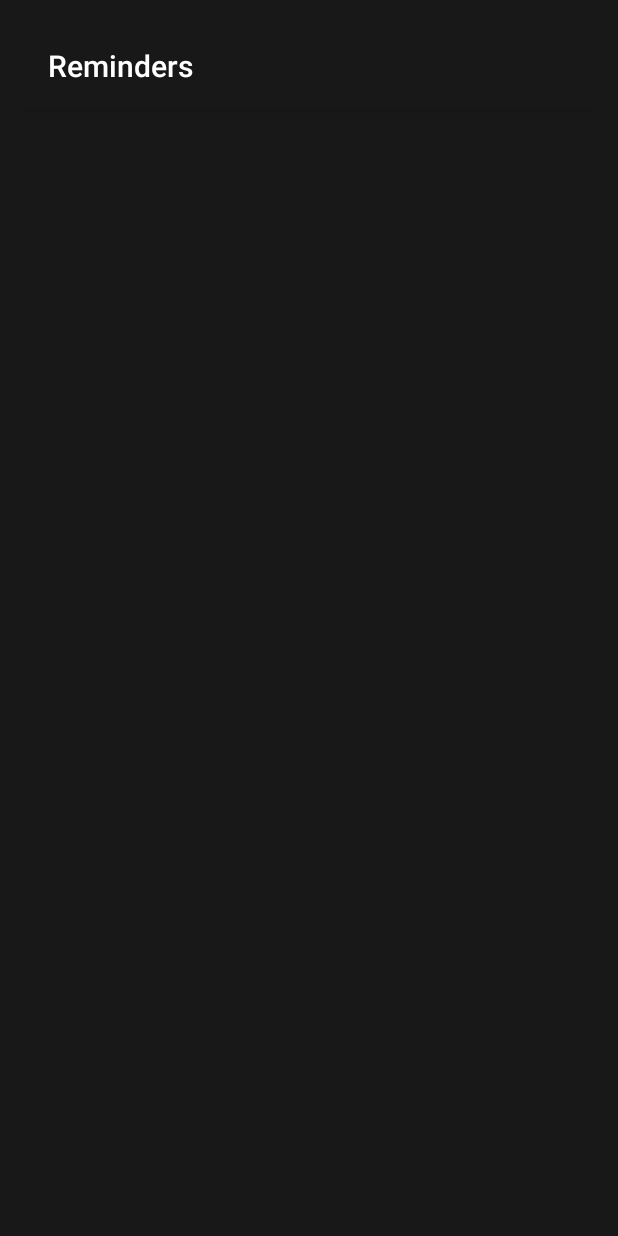
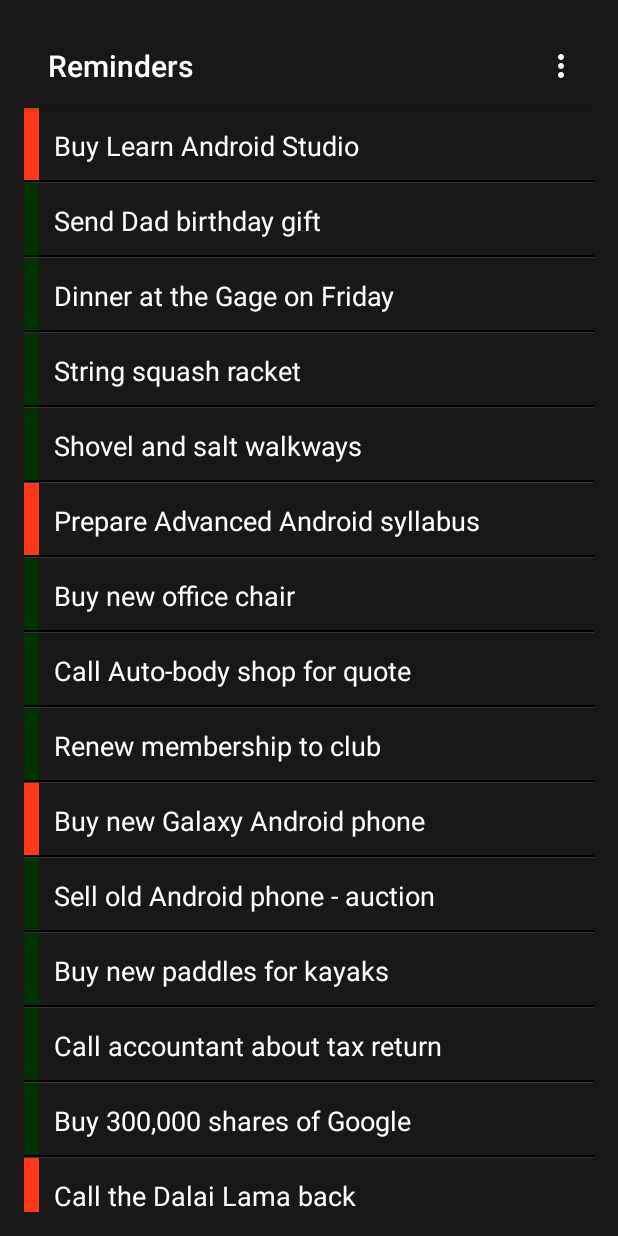
Before and after one commit to ywq1/Reminders1, an Android app: the screen it shows after launch (RemindersActivity), on a phone screen of 412 x 824 dp. Before the commit the screen is almost empty. Run offline under Robolectric (Android 15) with nearby library versions, the phone set to English and light mode, and no system bars.

Commit message:
Adds Contextual Action Mode with context action menu

```diff
--- a/app/build.gradle
+++ b/app/build.gradle
@@ -6,7 +6,7 @@ android {
 
     defaultConfig {
         applicationId "com.apress.gerber.reminders1"
-        minSdkVersion 8
+        minSdkVersion 11
         targetSdkVersion 23
         versionCode 1
         versionName "1.0"
--- a/app/src/main/java/com/apress/gerber/reminders1/RemindersActivity.java
+++ b/app/src/main/java/com/apress/gerber/reminders1/RemindersActivity.java
@@ -1,15 +1,24 @@
 package com.apress.gerber.reminders1;
 
+import android.annotation.TargetApi;
+import android.app.Dialog;
 import android.database.Cursor;
+import android.os.Build;
 import android.os.Bundle;
 import android.support.v7.app.ActionBarActivity;
-import android.support.v7.app.AppCompatActivity;
+import android.support.v7.app.AlertDialog;
 import android.support.v7.widget.Toolbar;
 import android.util.Log;
+import android.view.ActionMode;
 import android.view.Menu;
+import android.view.MenuInflater;
 import android.view.MenuItem;
+import android.view.View;
+import android.widget.AbsListView;
+import android.widget.AdapterView;
 import android.widget.ArrayAdapter;
 import android.widget.ListView;
+import android.widget.Toast;
 
 public class RemindersActivity extends ActionBarActivity {
     private ListView mListView;
@@ -17,19 +26,23 @@ public class RemindersActivity extends ActionBarActivity {
     private RemindersSimpleCursorAdapter mCursorAdapter;
 
     @Override
+    @TargetApi(Build.VERSION_CODES.HONEYCOMB)
     protected void onCreate(Bundle savedInstanceState) {
         super.onCreate(savedInstanceState);
         setContentView(R.layout.activity_reminders);
         Toolbar toolbar = (Toolbar) findViewById(R.id.toolbar);//溢出菜单
         setSupportActionBar(toolbar);
         mListView = (ListView) findViewById(R.id.reminders_list_view);
-
         mListView.setDivider(null);
         mDbAdapter = new RemindersDbAdapter(this);
         mDbAdapter.open();
-
+        if (savedInstanceState == null) {
+            //Clear all data
+            mDbAdapter.deleteAllReminders();
+            //Add some data
+            insertSomeReminders();
+        }
         Cursor cursor = mDbAdapter.fetchAllReminders();
-
         //from columns defined in the db
         String[] from = new String[]{RemindersDbAdapter.COL_CONTENT};
         //to the ids of views in the layout
@@ -50,11 +63,96 @@ public class RemindersActivity extends ActionBarActivity {
         //the cursorAdapter (controller) is now updating the listView (view)
         //with data from the db (model)
         mListView.setAdapter(mCursorAdapter);
+
+        //when we click an individual item in the listview
+        mListView.setOnItemClickListener(new AdapterView.OnItemClickListener() { //监听器
+            @Override
+            public void onItemClick(AdapterView<?> parent, View view, final int masterListPosition, long id) {
+                AlertDialog.Builder builder = new AlertDialog.Builder(RemindersActivity.this);
+                ListView modeListView = new ListView(RemindersActivity.this);
+                String[] modes = new String[] { "Edit Reminder", "Delete Reminder" };
+                ArrayAdapter<String> modeAdapter = new ArrayAdapter<>(RemindersActivity.this,
+                        android.R.layout.simple_list_item_1, android.R.id.text1, modes);
+                modeListView.setAdapter(modeAdapter);
+                builder.setView(modeListView);
+                final Dialog dialog = builder.create();
+                dialog.show();
+                modeListView.setOnItemClickListener(new AdapterView.OnItemClickListener() {
+                    @Override
+                    public void onItemClick(AdapterView<?> parent, View view, int position, long id) {
+                        //edit reminder
+                        if (position == 0) {
+                            Toast.makeText(RemindersActivity.this, "edit "
+                            + masterListPosition, Toast.LENGTH_SHORT).show();
+                            //delete reminder
                         }
-    //Abbrevisted for brevity
+                        else {
+                            Toast.makeText(RemindersActivity.this, "delete "
+                            +masterListPosition, Toast.LENGTH_SHORT).show();
                         }
-    /****************
+                        dialog.dismiss();
+                    }
+                });
+            }
+        });
+        if (Build.VERSION.SDK_INT >= Build.VERSION_CODES.HONEYCOMB) {
+            mListView.setChoiceMode(ListView.CHOICE_MODE_MULTIPLE_MODAL);
+            mListView.setMultiChoiceModeListener(new AbsListView.MultiChoiceModeListener() {
+                @Override
+                public void onItemCheckedStateChanged(ActionMode mode, int position, long id, boolean checked) { }
+                @Override
+                public boolean onCreateActionMode(ActionMode mode, Menu menu) {
+                    MenuInflater inflater = mode.getMenuInflater();
+                    inflater.inflate(R.menu.cam_menu, menu);
+                    return true;
+                }
+                @Override
+                public boolean onPrepareActionMode(ActionMode mode, Menu menu) {
+                    return false;
+                }
+                @Override
+                public boolean onActionItemClicked(ActionMode mode, MenuItem item) {
+                    switch(item.getItemId()) {
+                        case R.id.menu_item_delete_reminder:
+                            for (int nC = mCursorAdapter.getCount() - 1; nC >= 0; nC--) {
+                                if (mListView.isItemChecked(nC)) {
+                                    mDbAdapter.deleteReminderById(getIdFromPosition(nC));
+                                }
+                            }
+                            mode.finish();
+                            mCursorAdapter.changeCursor(mDbAdapter.fetchAllReminders());
+                            return true;
+                    }
+                    return false;
+                }
+                @Override
+                public void onDestroyActionMode(ActionMode mode) {}
+            });
+        }
+    }
 
+    private int getIdFromPosition(int nC) {
+        return (int)mCursorAdapter.getItemId(nC);
+    }
+
+    private void insertSomeReminders() {
+        mDbAdapter.createReminder("Buy Learn Android Studio", true);
+        mDbAdapter.createReminder("Send Dad birthday gift", false);
+        mDbAdapter.createReminder("Dinner at the Gage on Friday", false);
+        mDbAdapter.createReminder("String squash racket", false);
+        mDbAdapter.createReminder("Shovel and salt walkways", false);
+        mDbAdapter.createReminder("Prepare Advanced Android syllabus", true);
+        mDbAdapter.createReminder("Buy new office chair", false);
+        mDbAdapter.createReminder("Call Auto-body shop for quote", false);
+        mDbAdapter.createReminder("Renew membership to club", false);
+        mDbAdapter.createReminder("Buy new Galaxy Android phone", true);
+        mDbAdapter.createReminder("Sell old Android phone - auction", false);
+        mDbAdapter.createReminder("Buy new paddles for kayaks", false);
+        mDbAdapter.createReminder("Call accountant about tax return", false);
+        mDbAdapter.createReminder("Buy 300,000 shares of Google", false);
+        mDbAdapter.createReminder("Call the Dalai Lama back", true);
+    }
+/*
     // The arrayAdatper is the controller in our
     // moder-view-contorller relationship. (controller)
     ArrayAdapter<String> arrayAdapter = new ArrayAdapter<String>(
@@ -67,22 +165,21 @@ public class RemindersActivity extends ActionBarActivity {
             //data (model) with bogus data to text our listview
             new String[]{"first record", "second record", "third record"});
     mListView.setAdapter(arrayAdapter);
-    }
         //Remainder of the class listing omitted for brevity
-
+        */
         @Override
-    public boolean onCreateOptionsMenu(Menu menu) {
+        public boolean onCreateOptionsMenu (Menu menu){
             // Inflate the menu; this adds items to the action bar if it is present.
             getMenuInflater().inflate(R.menu.menu_reminders, menu);
             return true;
         }
 
         @Override
-    public boolean onOptionsItemSelected(MenuItem item) {
-        switch(item.getItemId()) {
+        public boolean onOptionsItemSelected (MenuItem item){
+            switch (item.getItemId()) {
                 case R.id.action_new:
                     //create new Reminder
-                Log.d(getLocalClassName(),"create new Reminder");
+                    Log.d(getLocalClassName(), "create new Reminder");
                     return true;
                 case R.id.action_exit:
                     finish();
@@ -92,4 +189,3 @@ public class RemindersActivity extends ActionBarActivity {
             }
         }
     }
-     *********************/
--- a/app/src/main/java/com/apress/gerber/reminders1/RemindersDbAdapter.java
+++ b/app/src/main/java/com/apress/gerber/reminders1/RemindersDbAdapter.java
@@ -6,36 +6,33 @@ import android.database.Cursor;
 import android.database.SQLException;
 import android.database.sqlite.SQLiteDatabase;
 import android.database.sqlite.SQLiteOpenHelper;
-import android.support.v7.widget.ActionBarContextView;
 import android.util.Log;
-
-import java.security.PublicKey;
 
 /**
  * Created by yuwanqing on 2017-02-26.
  */
 public class RemindersDbAdapter {
     //these are the column names
-    public static final String COL_ID = "_id";
+    public static final String COL_ID = "_id";//列名
     public static final String COL_CONTENT = "content";
     public static final String COL_IMPORTANT = "important";
 
     //these are the corresponding indices
-    public static final int INDEX_ID = 0;
+    public static final int INDEX_ID = 0;//索引值
     public static final int INDEX_CONTENT = INDEX_ID + 1;
     public static final int INDEX_IMPORTANT = INDEX_CONTENT + 2;
 
     //used for logging
     private static final String TAG = "RemindersDbAdapter";
 
-    private DatabaseHelper mDbHelper;
+    private DatabaseHelper mDbHelper;//两个数据库API对象
     private SQLiteDatabase mDb;
 
-    private static final String DATABASE_NAME = "dba_remdrs";
-    private static final String TABLE_NAME = "tbl_remdrs";
-    private static final int DATABASE_VERSION = 1;
+    private static final String DATABASE_NAME = "dba_remdrs";//数据库名称
+    private static final String TABLE_NAME = "tbl_remdrs";//表名
+    private static final int DATABASE_VERSION = 1;//版本
 
-    private final Context mCtx;
+    private final Context mCtx;//上下文对象
 
     //SQL statement used to create the database
     private static final String DATABASE_CREATE =
--- /dev/null
+++ b/app/src/main/res/layout-v11/reminders_row.xml
@@ -0,0 +1,45 @@
+<?xml version="1.0" encoding="utf-8"?>
+<LinearLayout xmlns:android="http://schemas.android.com/apk/res/android"
+              android:orientation="vertical"
+              android:layout_width="match_parent"
+              android:layout_height="50dp"
+              android:background="?android:attr/activatedBackgroundIndicator">
+
+    <LinearLayout
+        android:orientation="horizontal"
+        android:layout_width="match_parent"
+        android:layout_height="48dp">
+
+        <view
+            android:layout_width="10dp"
+            android:layout_height="match_parent"
+            class="android.view.View"
+            android:id="@+id/row_tab"
+            android:background="@color/green" />
+
+        <TextView
+            android:layout_width="match_parent"
+            android:layout_height="50dp"
+            android:textAppearance="?android:attr/textAppearanceLarge"
+            android:text="Reminder Text"
+            android:id="@+id/row_text"
+            android:textColor="@color/white"
+            android:textSize="18sp"
+            android:padding="10dp"
+            android:gravity="center_vertical"
+            android:ellipsize="end"
+            android:maxLines="1"
+            />
+    </LinearLayout>
+    <view
+        class="android.view.View"
+        android:layout_width="fill_parent"
+        android:layout_height="1dp"
+        android:background="#000"/>
+    <view
+        class="android.view.View"
+        android:layout_width="fill_parent"
+        android:layout_height="1dp"
+        android:background="#333"/>
+
+</LinearLayout>
--- /dev/null
+++ b/app/src/main/res/menu/cam_menu.xml
@@ -0,0 +1,7 @@
+<?xml version="1.0" encoding="utf-8"?>
+<menu xmlns:android="http://schemas.android.com/apk/res/android">
+    <item
+        android:id="@+id/menu_item_delete_reminder"
+        android:icon="@android:drawable/ic_menu_delete"
+        android:title="delete"/>
+</menu>
```
Lines whose indentation alone changed are shown as unchanged.
